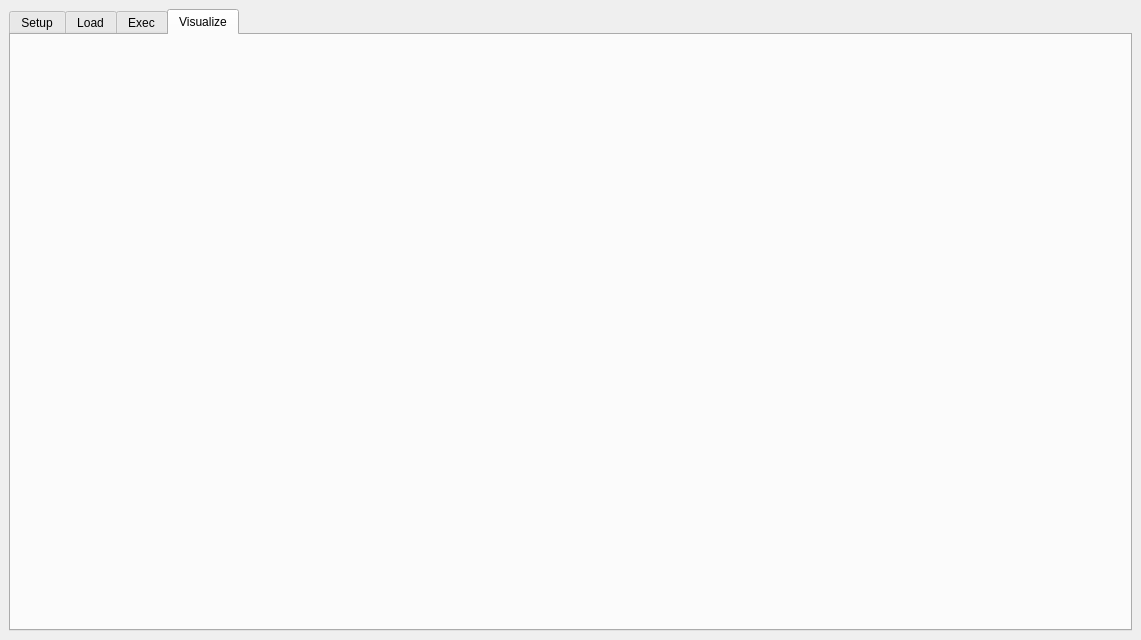
Qt form oopao_ui_interface.ui (nrodlin/oopao-gui) before a commit.
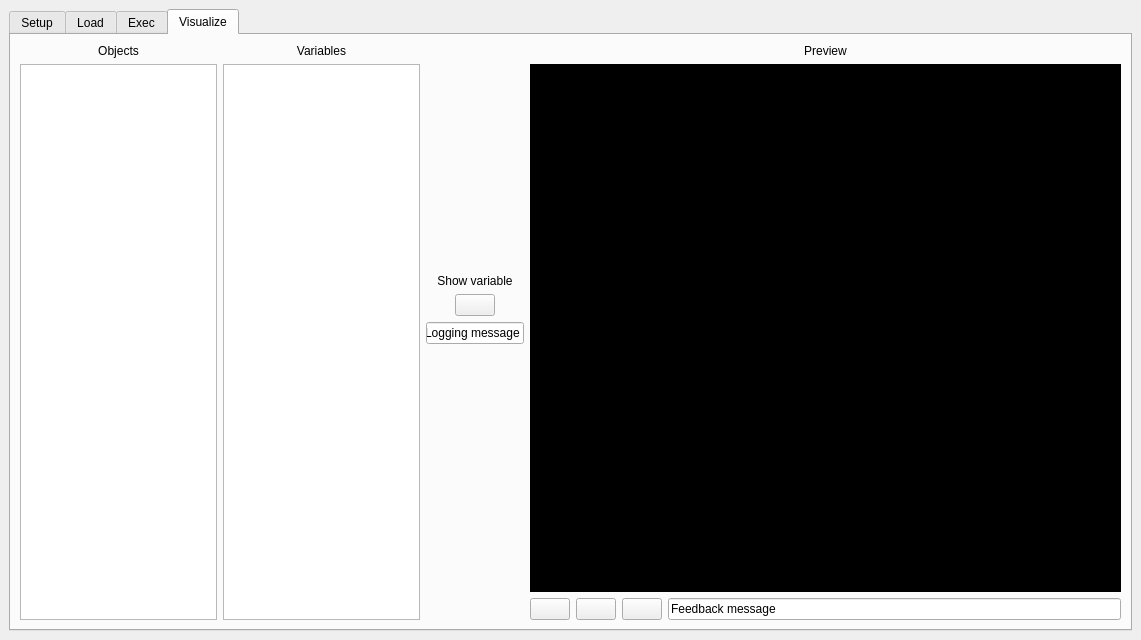
The same form after that commit. The open tabs and pages were chosen to show the change. Icons and pictures are not drawn.

Commit message: 1) Added icons. 2) Layout for the execution window finished 3) Full interface defined at UI level.

What changed in the file:
```diff
--- a/oopao_ui_interface.ui
+++ b/oopao_ui_interface.ui
@@ -46,7 +46,7 @@
         <height>16</height>
        </size>
       </property>
-      <widget class="QWidget" name="">
+      <widget class="QWidget" name="setup_tab">
        <property name="minimumSize">
         <size>
          <width>705</width>
@@ -251,7 +251,7 @@
         </item>
        </layout>
       </widget>
-      <widget class="QWidget" name="">
+      <widget class="QWidget" name="load_tab">
        <property name="minimumSize">
         <size>
          <width>705</width>
@@ -1658,6 +1658,212 @@
        <attribute name="title">
         <string>Visualize</string>
        </attribute>
+       <layout class="QVBoxLayout" name="verticalLayout_16">
+        <item>
+         <layout class="QHBoxLayout" name="horizontalLayout_24" stretch="2,2,1,6">
+          <item>
+           <layout class="QVBoxLayout" name="verticalLayout_12">
+            <item>
+             <widget class="QLabel" name="label_29">
+              <property name="text">
+               <string>Objects</string>
+              </property>
+              <property name="alignment">
+               <set>Qt::AlignCenter</set>
+              </property>
+             </widget>
+            </item>
+            <item>
+             <widget class="QListView" name="listView_4"/>
+            </item>
+           </layout>
+          </item>
+          <item>
+           <layout class="QVBoxLayout" name="verticalLayout_13">
+            <item>
+             <widget class="QLabel" name="label_30">
+              <property name="text">
+               <string>Variables</string>
+              </property>
+              <property name="alignment">
+               <set>Qt::AlignCenter</set>
+              </property>
+             </widget>
+            </item>
+            <item>
+             <widget class="QListView" name="listView_5"/>
+            </item>
+           </layout>
+          </item>
+          <item>
+           <layout class="QVBoxLayout" name="verticalLayout_14">
+            <item>
+             <spacer name="verticalSpacer_9">
+              <property name="orientation">
+               <enum>Qt::Vertical</enum>
+              </property>
+              <property name="sizeType">
+               <enum>QSizePolicy::Fixed</enum>
+              </property>
+              <property name="sizeHint" stdset="0">
+               <size>
+                <width>75</width>
+                <height>230</height>
+               </size>
+              </property>
+             </spacer>
+            </item>
+            <item>
+             <widget class="QLabel" name="label_31">
+              <property name="text">
+               <string>Show variable</string>
+              </property>
+              <property name="alignment">
+               <set>Qt::AlignCenter</set>
+              </property>
+             </widget>
+            </item>
+            <item>
+             <layout class="QHBoxLayout" name="horizontalLayout_22">
+              <item>
+               <spacer name="horizontalSpacer_54">
+                <property name="orientation">
+                 <enum>Qt::Horizontal</enum>
+                </property>
+                <property name="sizeHint" stdset="0">
+                 <size>
+                  <width>40</width>
+                  <height>20</height>
+                 </size>
+                </property>
+               </spacer>
+              </item>
+              <item>
+               <widget class="QPushButton" name="pushButton_18">
+                <property name="text">
+                 <string/>
+                </property>
+                <property name="icon">
+                 <iconset>
+                  <normalon>:/icon/icon/greater-than.png</normalon>
+                 </iconset>
+                </property>
+               </widget>
+              </item>
+              <item>
+               <spacer name="horizontalSpacer_55">
+                <property name="orientation">
+                 <enum>Qt::Horizontal</enum>
+                </property>
+                <property name="sizeHint" stdset="0">
+                 <size>
+                  <width>40</width>
+                  <height>20</height>
+                 </size>
+                </property>
+               </spacer>
+              </item>
+             </layout>
+            </item>
+            <item>
+             <widget class="QLineEdit" name="lineEdit_12">
+              <property name="text">
+               <string>Logging message</string>
+              </property>
+             </widget>
+            </item>
+            <item>
+             <spacer name="verticalSpacer_10">
+              <property name="orientation">
+               <enum>Qt::Vertical</enum>
+              </property>
+              <property name="sizeHint" stdset="0">
+               <size>
+                <width>20</width>
+                <height>40</height>
+               </size>
+              </property>
+             </spacer>
+            </item>
+           </layout>
+          </item>
+          <item>
+           <layout class="QVBoxLayout" name="verticalLayout_15" stretch="0,25,1">
+            <item>
+             <widget class="QLabel" name="label_32">
+              <property name="maximumSize">
+               <size>
+                <width>16777215</width>
+                <height>16777215</height>
+               </size>
+              </property>
+              <property name="text">
+               <string>Preview</string>
+              </property>
+              <property name="alignment">
+               <set>Qt::AlignCenter</set>
+              </property>
+             </widget>
+            </item>
+            <item>
+             <widget class="QWidget" name="widget" native="true">
+              <property name="styleSheet">
+               <string notr="true">background-color: rgb(0, 0, 0)</string>
+              </property>
+             </widget>
+            </item>
+            <item>
+             <layout class="QHBoxLayout" name="horizontalLayout_23">
+              <item>
+               <widget class="QPushButton" name="pushButton_19">
+                <property name="text">
+                 <string/>
+                </property>
+                <property name="icon">
+                 <iconset>
+                  <normalon>:/icon/icon/diskette.png</normalon>
+                 </iconset>
+                </property>
+               </widget>
+              </item>
+              <item>
+               <widget class="QPushButton" name="pushButton_20">
+                <property name="text">
+                 <string/>
+                </property>
+                <property name="icon">
+                 <iconset>
+                  <normalon>:/icon/icon/delete.png</normalon>
+                 </iconset>
+                </property>
+               </widget>
+              </item>
+              <item>
+               <widget class="QPushButton" name="pushButton_21">
+                <property name="text">
+                 <string/>
+                </property>
+                <property name="icon">
+                 <iconset>
+                  <normalon>:/icon/icon/web-browser.png</normalon>
+                 </iconset>
+                </property>
+               </widget>
+              </item>
+              <item>
+               <widget class="QLineEdit" name="lineEdit_13">
+                <property name="text">
+                 <string>Feedback message</string>
+                </property>
+               </widget>
+              </item>
+             </layout>
+            </item>
+           </layout>
+          </item>
+         </layout>
+        </item>
+       </layout>
       </widget>
      </widget>
     </item>
```
Left out of the diff: 2 changed lines with no effect on the pictures. The commit also changes 5 other files.
